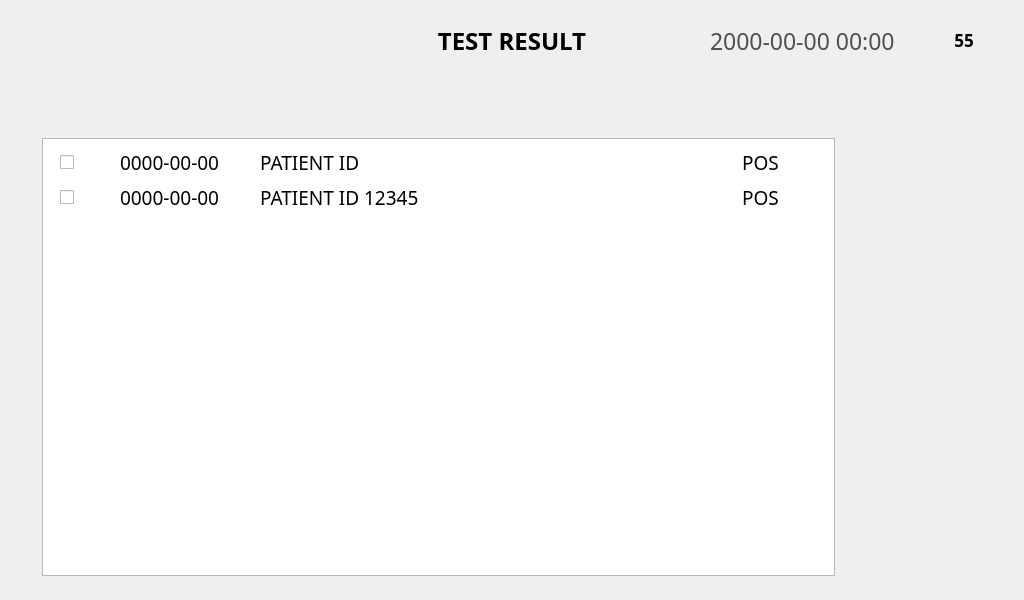
Old version of the form ui/Review/ResultListViewWindow.ui in the repository eguruno1/calth_reader.
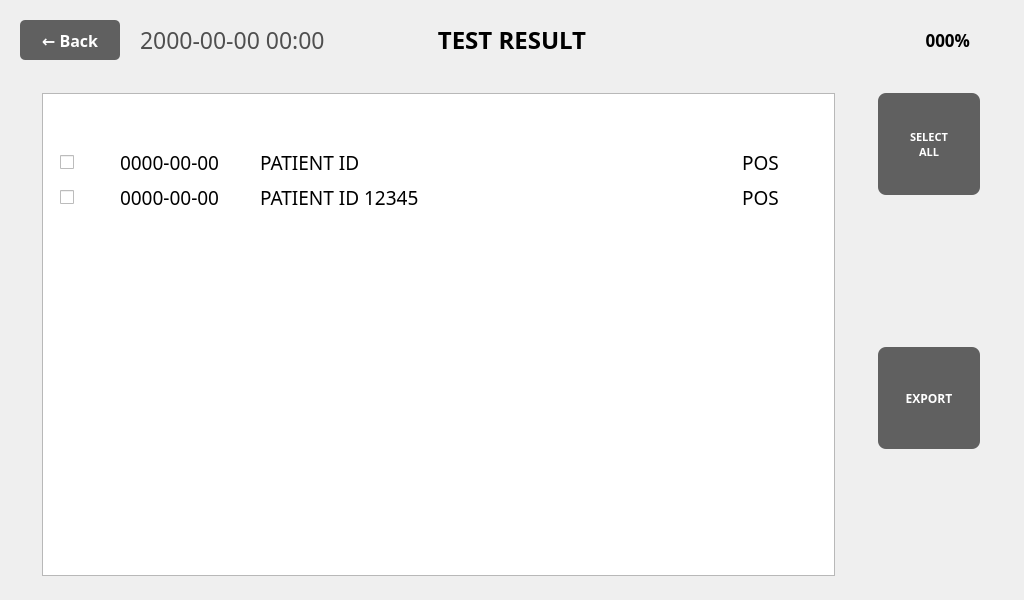
New version of the form. Icons and pictures are not drawn.

Patch:
```diff
--- a/ui/Review/ResultListViewWindow.ui
+++ b/ui/Review/ResultListViewWindow.ui
@@ -20,62 +20,86 @@
    <widget class="QPushButton" name="pushButton_ResultListBackArrow">
     <property name="geometry">
      <rect>
-      <x>14</x>
-      <y>16</y>
-      <width>50</width>
-      <height>50</height>
+      <x>20</x>
+      <y>20</y>
+      <width>100</width>
+      <height>40</height>
      </rect>
     </property>
     <property name="font">
      <font>
-      <family>Arial</family>
-      <pointsize>12</pointsize>
+      <family>Pretendard</family>
+      <pointsize>16</pointsize>
       <weight>75</weight>
       <bold>true</bold>
      </font>
     </property>
+    <property name="styleSheet">
+     <string notr="true">QPushButton {
+    background-color: #606060;
+    color: white;
+    border: none;
+    border-radius: 5px;
+    font-size: 16px;
+    font-weight: bold;
+}
+QPushButton:hover {
+    background-color: #707070;
+}
+QPushButton:pressed {
+    background-color: #505050;
+}</string>
+    </property>
     <property name="text">
-     <string/>
-    </property>
-    <property name="icon">
-     <iconset>
-      <normaloff>../image/Icon/BackArrow.png</normaloff>../image/Icon/BackArrow.png</iconset>
+     <string>← Back</string>
     </property>
     <property name="flat">
-     <bool>true</bool>
+     <bool>false</bool>
     </property>
    </widget>
    <widget class="QPushButton" name="pushButton_RListHome">
     <property name="geometry">
      <rect>
       <x>878</x>
-      <y>170</y>
+      <y>93</y>
       <width>102</width>
       <height>102</height>
      </rect>
     </property>
     <property name="text">
-     <string/>
+     <string>SELECT
+ALL</string>
     </property>
-    <property name="icon">
-     <iconset>
-      <normaloff>../image/06_Result/Result_Home.png</normaloff>../image/06_Result/Result_Home.png</iconset>
+    <property name="font">
+     <font>
+      <family>Pretendard</family>
+      <pointsize>11</pointsize>
+      <weight>75</weight>
+      <bold>true</bold>
+     </font>
     </property>
-    <property name="iconSize">
-     <size>
-      <width>102</width>
-      <height>102</height>
-     </size>
-    </property>
-    <property name="flat">
-     <bool>true</bool>
+    <property name="styleSheet">
+     <string notr="true">QPushButton {
+    background-color: #606060;
+    color: white;
+    border: none;
+    border-radius: 8px;
+    font-size: 11px;
+    font-weight: bold;
+}
+QPushButton:hover {
+    background-color: #707070;
+}
+QPushButton:pressed {
+    background-color: #505050;
+}</string>
     </property>
    </widget>
    <widget class="QPushButton" name="pushButton_RListSend">
     <property name="geometry">
      <rect>
       <x>878</x>
-      <y>282</y>
+      <y>220</y>
       <width>102</width>
       <height>102</height>
      </rect>
@@ -97,11 +121,48 @@
      <bool>true</bool>
     </property>
    </widget>
+   <widget class="QPushButton" name="pushButton_RListExport">
+    <property name="geometry">
+     <rect>
+      <x>878</x>
+      <y>347</y>
+      <width>102</width>
+      <height>102</height>
+     </rect>
+    </property>
+    <property name="text">
+     <string>EXPORT</string>
+    </property>
+    <property name="font">
+     <font>
+      <family>Pretendard</family>
+      <pointsize>12</pointsize>
+      <weight>75</weight>
+      <bold>true</bold>
+     </font>
+    </property>
+    <property name="styleSheet">
+     <string notr="true">QPushButton {
+    background-color: #606060;
+    color: white;
+    border: none;
+    border-radius: 8px;
+    font-size: 12px;
+    font-weight: bold;
+}
+QPushButton:hover {
+    background-color: #707070;
+}
+QPushButton:pressed {
+    background-color: #505050;
+}</string>
+    </property>
+   </widget>
    <widget class="QPushButton" name="pushButton_RListDelete">
     <property name="geometry">
      <rect>
       <x>878</x>
-      <y>394</y>
+      <y>474</y>
       <width>102</width>
       <height>102</height>
      </rect>
@@ -123,13 +184,13 @@
      <bool>true</bool>
     </property>
    </widget>
-   <widget class="QLabel" name="label_2">
+   <widget class="QLabel" name="label_9">
     <property name="geometry">
      <rect>
-      <x>934</x>
-      <y>26</y>
-      <width>64</width>
-      <height>30</height>
+      <x>850</x>
+      <y>20</y>
+      <width>80</width>
+      <height>40</height>
      </rect>
     </property>
     <property name="text">
@@ -139,7 +200,7 @@
      <pixmap>../image/Icon/Battery_Icon-050.png</pixmap>
     </property>
    </widget>
-   <widget class="QLabel" name="label_4">
+   <!-- <widget class="QLabel" name="label_4">
     <property name="geometry">
      <rect>
       <x>42</x>
@@ -160,14 +221,14 @@
     <property name="alignment">
      <set>Qt::AlignCenter</set>
     </property>
-   </widget>
+   </widget> -->
    <widget class="QTextBrowser" name="textBrowser">
     <property name="geometry">
      <rect>
       <x>42</x>
-      <y>138</y>
+      <y>93</y>
       <width>793</width>
-      <height>438</height>
+      <height>483</height>
      </rect>
     </property>
     <property name="frameShadow">
@@ -347,10 +408,10 @@
    <widget class="QLabel" name="label">
     <property name="geometry">
      <rect>
-      <x>407</x>
-      <y>24</y>
-      <width>210</width>
-      <height>34</height>
+      <x>422</x>
+      <y>20</y>
+      <width>180</width>
+      <height>40</height>
      </rect>
     </property>
     <property name="palette">
@@ -408,10 +469,10 @@
    <widget class="QLabel" name="label_BatteryGuage">
     <property name="geometry">
      <rect>
-      <x>945</x>
-      <y>25</y>
-      <width>38</width>
-      <height>30</height>
+      <x>820</x>
+      <y>20</y>
+      <width>150</width>
+      <height>40</height>
      </rect>
     </property>
     <property name="palette">
@@ -460,19 +521,19 @@
      </font>
     </property>
     <property name="text">
-     <string>55</string>
+     <string>000%</string>
     </property>
     <property name="alignment">
-     <set>Qt::AlignCenter</set>
+     <set>Qt::AlignRight|Qt::AlignVCenter</set>
     </property>
    </widget>
    <widget class="QLabel" name="label_DateNClock">
     <property name="geometry">
      <rect>
-      <x>710</x>
-      <y>24</y>
-      <width>210</width>
-      <height>34</height>
+      <x>140</x>
+      <y>20</y>
+      <width>300</width>
+      <height>40</height>
      </rect>
     </property>
     <property name="palette">
```
Left out of the diff: 5 changed lines with no effect on the pictures.
